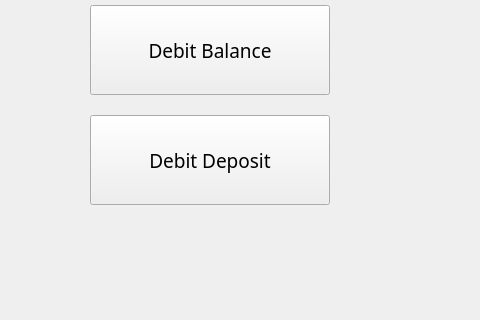
Before: the Qt Designer form frontend/mainmenu.ui in t1rate01/ATM_groupproject, drawn with Qt 5; both pictures show x 0 to 480 and y 305 to 625 of the 1280 by 720 pixel window.
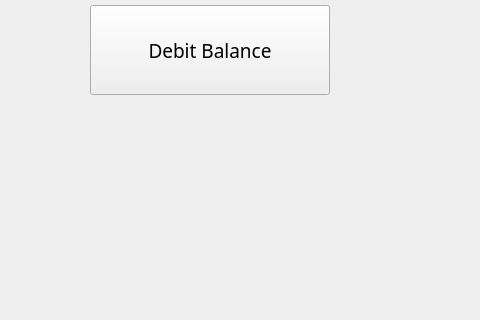
After: the same form once the commit is applied.

The edit to the form file:
```diff
--- a/frontend/mainmenu.ui
+++ b/frontend/mainmenu.ui
@@ -115,25 +115,6 @@
      <string>Ownername</string>
     </property>
    </widget>
-   <widget class="QPushButton" name="btn_debit_deposit">
-    <property name="geometry">
-     <rect>
-      <x>90</x>
-      <y>420</y>
-      <width>240</width>
-      <height>90</height>
-     </rect>
-    </property>
-    <property name="font">
-     <font>
-      <family>Century Gothic</family>
-      <pointsize>14</pointsize>
-     </font>
-    </property>
-    <property name="text">
-     <string>Debit Deposit</string>
-    </property>
-   </widget>
    <widget class="QLabel" name="label_sessiontime">
     <property name="geometry">
      <rect>
```
